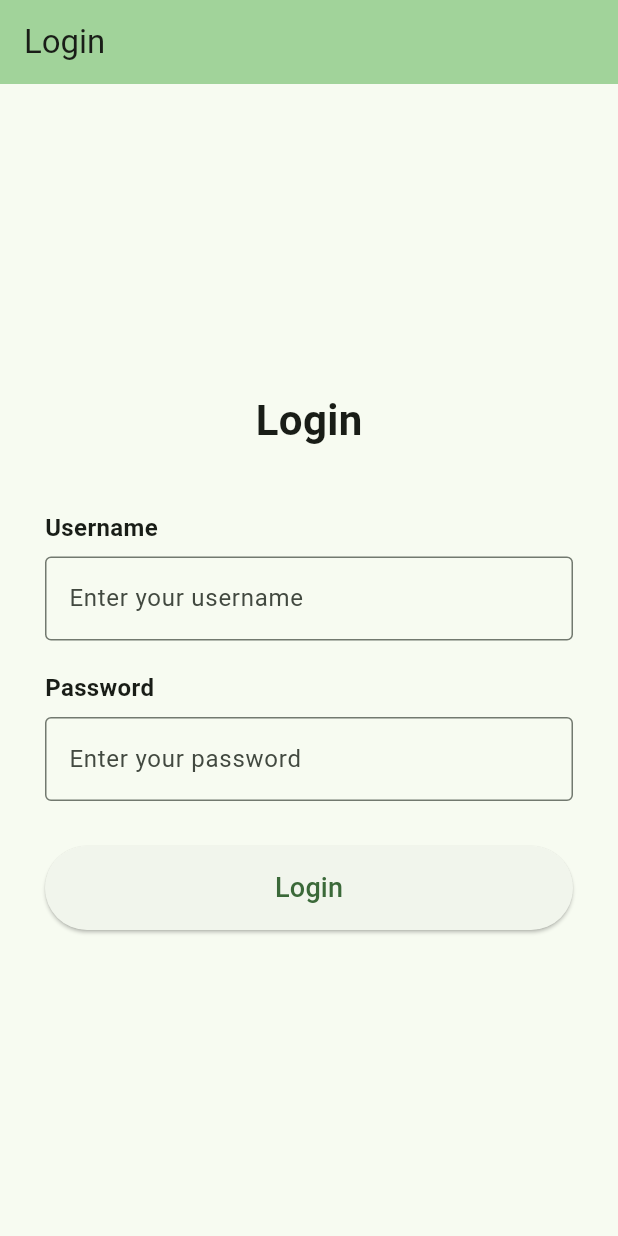
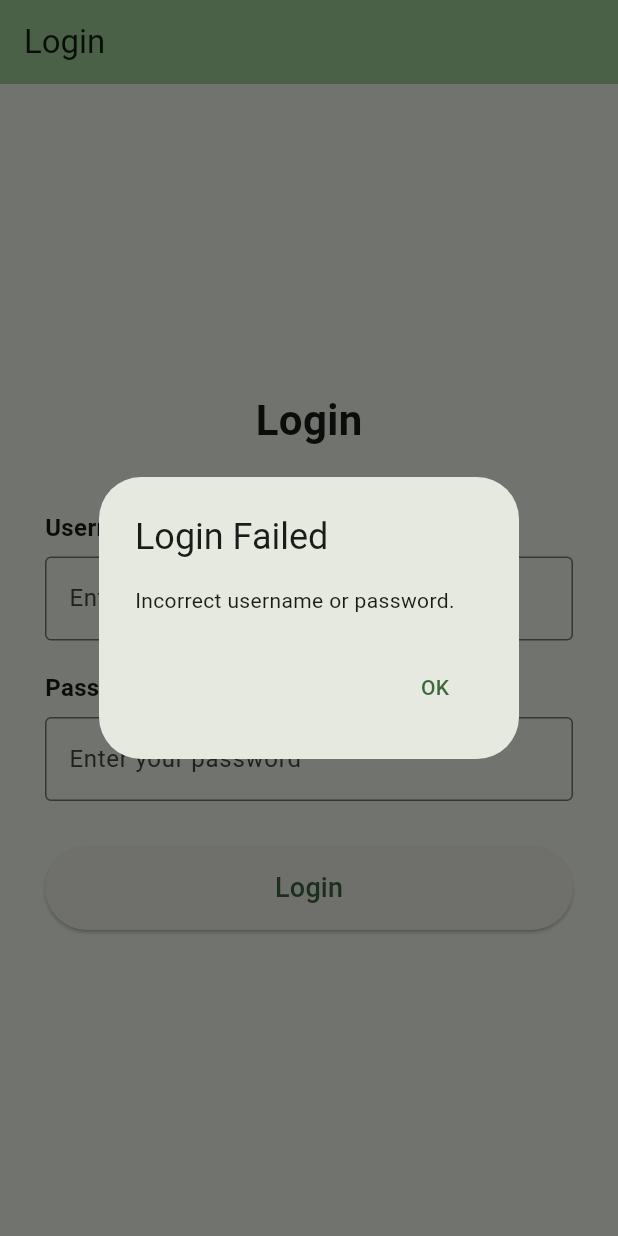
Before and after one commit to wesbyte29/EZ-Pantry, a Flutter app: the screen it shows after launch, after a tap on "Login", on a phone screen of 412 x 824 dp. Run offline on Flutter 3.47's test engine with Material 3 defaults, Android fonts, the phone set to English and light mode, and no system bars; missing offline and left inert: mobile_scanner.

Commit message:
worked on login

```diff
--- a/lib/login_page.dart
+++ b/lib/login_page.dart
@@ -1,4 +1,5 @@
 import 'package:flutter/material.dart';
+import 'main.dart'; // Make sure this imports MyHomePage
 
 class LoginPage extends StatefulWidget {
   const LoginPage({super.key});
@@ -10,11 +11,24 @@ class LoginPage extends StatefulWidget {
 class _LoginPageState extends State<LoginPage> {
   final TextEditingController _usernameController = TextEditingController();
   final TextEditingController _passwordController = TextEditingController();
+  final FocusNode _usernameFocus = FocusNode();
+  final FocusNode _passwordFocus = FocusNode();
+
+  @override
+  void initState() {
+    super.initState();
+    // Request focus after first frame to reliably show keyboard
+    WidgetsBinding.instance.addPostFrameCallback((_) {
+      _usernameFocus.requestFocus();
+    });
+  }
 
   @override
   void dispose() {
     _usernameController.dispose();
     _passwordController.dispose();
+    _usernameFocus.dispose();
+    _passwordFocus.dispose();
     super.dispose();
   }
 
@@ -22,9 +36,30 @@ class _LoginPageState extends State<LoginPage> {
     final username = _usernameController.text;
     final password = _passwordController.text;
 
-    // For now, just print values to debug console
-    debugPrint('Username: $username');
-    debugPrint('Password: $password');
+    if (username == "dev" && password == "dev") {
+      // Navigate to MyHomePage (home screen)
+      Navigator.pushReplacement(
+        context,
+        MaterialPageRoute(
+          builder: (context) => const MyHomePage(title: 'EZ Pantry'),
+        ),
+      );
+    } else {
+      // Show error if credentials are incorrect
+      showDialog(
+        context: context,
+        builder: (context) => AlertDialog(
+          title: const Text("Login Failed"),
+          content: const Text("Incorrect username or password."),
+          actions: [
+            TextButton(
+              onPressed: () => Navigator.pop(context),
+              child: const Text("OK"),
+            ),
+          ],
+        ),
+      );
+    }
   }
 
   @override
@@ -38,8 +73,8 @@ class _LoginPageState extends State<LoginPage> {
         child: SingleChildScrollView(
           padding: const EdgeInsets.symmetric(horizontal: 30.0, vertical: 20.0),
           child: Column(
-            mainAxisSize: MainAxisSize.min, // Column height fits content
-            crossAxisAlignment: CrossAxisAlignment.stretch, // Make fields full-width
+            mainAxisSize: MainAxisSize.min,
+            crossAxisAlignment: CrossAxisAlignment.stretch,
             children: [
               const Center(
                 child: Text(
@@ -49,7 +84,7 @@ class _LoginPageState extends State<LoginPage> {
               ),
               const SizedBox(height: 40),
 
-              // Username Field
+              // Username
               const Text(
                 "Username",
                 style: TextStyle(fontSize: 16, fontWeight: FontWeight.bold),
@@ -57,14 +92,19 @@ class _LoginPageState extends State<LoginPage> {
               const SizedBox(height: 8),
               TextField(
                 controller: _usernameController,
+                focusNode: _usernameFocus,
+                textInputAction: TextInputAction.next,
                 decoration: const InputDecoration(
                   border: OutlineInputBorder(),
                   hintText: "Enter your username",
                 ),
+                onSubmitted: (_) {
+                  FocusScope.of(context).requestFocus(_passwordFocus);
+                },
               ),
               const SizedBox(height: 20),
 
-              // Password Field
+              // Password
               const Text(
                 "Password",
                 style: TextStyle(fontSize: 16, fontWeight: FontWeight.bold),
@@ -72,11 +112,14 @@ class _LoginPageState extends State<LoginPage> {
               const SizedBox(height: 8),
               TextField(
                 controller: _passwordController,
-                obscureText: true, // Hide text for password
+                focusNode: _passwordFocus,
+                obscureText: true,
+                textInputAction: TextInputAction.done,
                 decoration: const InputDecoration(
                   border: OutlineInputBorder(),
                   hintText: "Enter your password",
                 ),
+                onSubmitted: (_) => _handleLogin(),
               ),
               const SizedBox(height: 30),
 
--- a/lib/main.dart
+++ b/lib/main.dart
@@ -36,7 +36,7 @@
 }
 
 class _MyHomePageState extends State<MyHomePage> {
-  int _selectedIndex = 0; // 0 for Recipes, 1 for Pantry, 2 for Shopping
+  int _selectedIndex = 1; // 0 for Recipes, 1 for Pantry, 2 for Shopping
 
   static const List<Widget> _widgetOptions = <Widget>[
     RecipesPage(),
```
